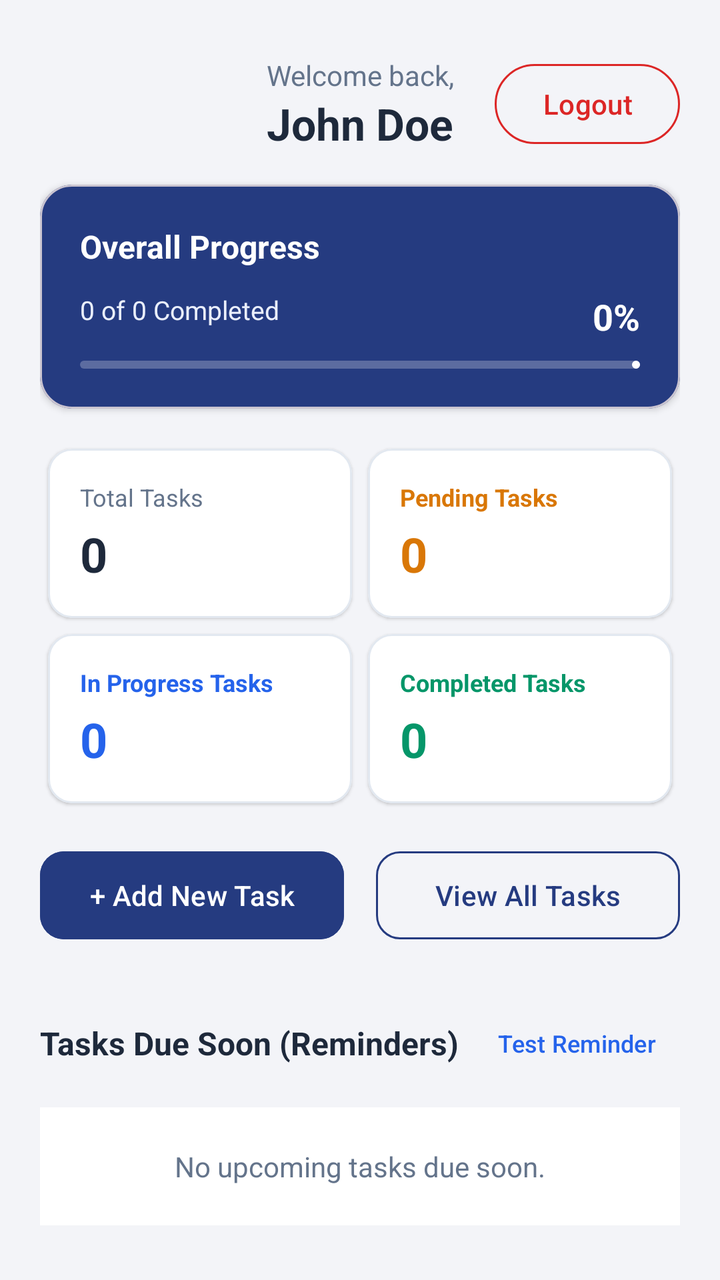
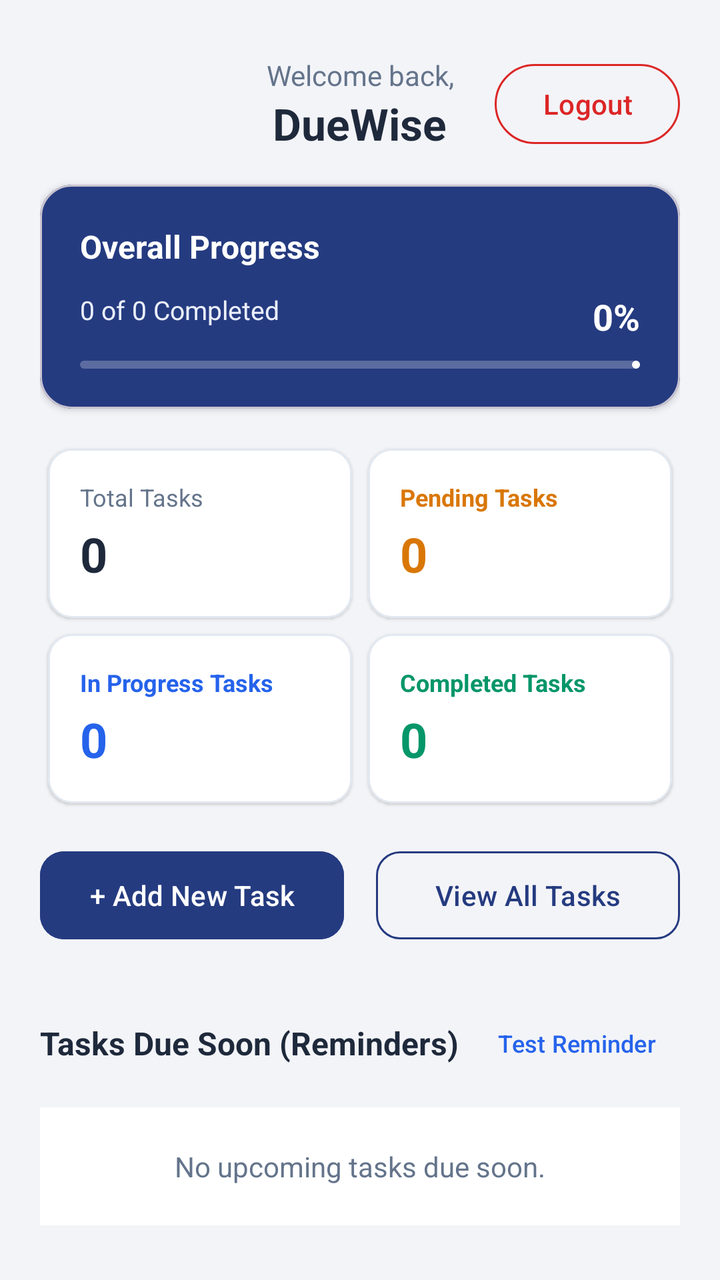

Two renders of the same Android screen: before a commit and after it. Below are the layout's source before the change and the commit's diff.
<!-- AndroidManifest.xml: application theme Theme.Assignment_Task_Management_app -->
<!-- res/layout/activity_dashboard.xml -->
<?xml version="1.0" encoding="utf-8"?>
<ScrollView xmlns:android="http://schemas.android.com/apk/res/android"
    xmlns:app="http://schemas.android.com/apk/res-auto"
    xmlns:tools="http://schemas.android.com/tools"
    android:layout_width="match_parent"
    android:layout_height="match_parent"
    android:background="@color/background"
    android:fillViewport="true">

    <LinearLayout
        android:layout_width="match_parent"
        android:layout_height="wrap_content"
        android:orientation="vertical"
        android:padding="20dp">

        
        <RelativeLayout
            android:layout_width="match_parent"
            android:layout_height="wrap_content"
            android:layout_marginTop="8dp"
            android:layout_marginBottom="16dp">

            <LinearLayout
                android:layout_width="wrap_content"
                android:layout_height="wrap_content"
                android:layout_centerInParent="true"
                android:gravity="center"
                android:orientation="vertical">

                <TextView
                    android:id="@+id/tvWelcomeBack"
                    android:layout_width="wrap_content"
                    android:layout_height="wrap_content"
                    android:gravity="center"
                    android:text="@string/welcome_back"
                    android:textColor="@color/text_secondary"
                    android:textSize="14sp" />

                <TextView
                    android:id="@+id/tvUserFullName"
                    android:layout_width="wrap_content"
                    android:layout_height="wrap_content"
                    android:gravity="center"
                    android:text="John Doe"
                    android:textColor="@color/text_primary"
                    android:textSize="22sp"
                    android:textStyle="bold" />
            </LinearLayout>

            <com.google.android.material.button.MaterialButton
                android:id="@+id/btnLogout"
                style="@style/Widget.Material3.Button.OutlinedButton"
                android:layout_width="wrap_content"
                android:layout_height="wrap_content"
                android:layout_alignParentEnd="true"
                android:layout_centerVertical="true"
                android:text="@string/logout"
                android:textColor="@color/error_red"
                app:strokeColor="@color/error_red" />
        </RelativeLayout>

        
        <com.google.android.material.card.MaterialCardView
            android:layout_width="match_parent"
            android:layout_height="wrap_content"
            android:layout_marginBottom="16dp"
            app:cardBackgroundColor="@color/primary"
            app:cardCornerRadius="16dp"
            app:cardElevation="2dp">

            <LinearLayout
                android:layout_width="match_parent"
                android:layout_height="wrap_content"
                android:orientation="vertical"
                android:padding="20dp">

                <TextView
                    android:layout_width="wrap_content"
                    android:layout_height="wrap_content"
                    android:text="@string/overall_progress"
                    android:textColor="@color/white"
                    android:textSize="16sp"
                    android:textStyle="bold" />

                <RelativeLayout
                    android:layout_width="match_parent"
                    android:layout_height="wrap_content"
                    android:layout_marginTop="12dp">

                    <TextView
                        android:id="@+id/tvProgressRatio"
                        android:layout_width="wrap_content"
                        android:layout_height="wrap_content"
                        android:layout_alignParentStart="true"
                        android:text="0 of 0 Completed"
                        android:textColor="@color/primary_light"
                        android:textSize="13sp" />

                    <TextView
                        android:id="@+id/tvProgressPercentage"
                        android:layout_width="wrap_content"
                        android:layout_height="wrap_content"
                        android:layout_alignParentEnd="true"
                        android:text="0%"
                        android:textColor="@color/white"
                        android:textSize="18sp"
                        android:textStyle="bold" />
                </RelativeLayout>

                <com.google.android.material.progressindicator.LinearProgressIndicator
                    android:id="@+id/progressIndicator"
                    android:layout_width="match_parent"
                    android:layout_height="10dp"
                    android:layout_marginTop="10dp"
                    android:progress="0"
                    app:indicatorColor="@color/white"
                    app:trackColor="#40FFFFFF"
                    app:trackCornerRadius="5dp" />
            </LinearLayout>
        </com.google.android.material.card.MaterialCardView>

        
        <GridLayout
            android:layout_width="match_parent"
            android:layout_height="wrap_content"
            android:columnCount="2"
            android:rowCount="2"
            android:useDefaultMargins="true">

            
            <com.google.android.material.card.MaterialCardView
                android:layout_width="0dp"
                android:layout_height="wrap_content"
                android:layout_columnWeight="1"
                android:layout_margin="4dp"
                app:cardBackgroundColor="@color/card_bg"
                app:cardCornerRadius="12dp"
                app:cardElevation="1dp"
                app:strokeColor="@color/divider"
                app:strokeWidth="1dp">

                <LinearLayout
                    android:layout_width="match_parent"
                    android:layout_height="wrap_content"
                    android:orientation="vertical"
                    android:padding="16dp">

                    <TextView
                        android:layout_width="wrap_content"
                        android:layout_height="wrap_content"
                        android:text="@string/total_tasks"
                        android:textColor="@color/text_secondary"
                        android:textSize="12sp" />

                    <TextView
                        android:id="@+id/tvStatTotal"
                        android:layout_width="wrap_content"
                        android:layout_height="wrap_content"
                        android:layout_marginTop="4dp"
                        android:text="0"
                        android:textColor="@color/text_primary"
                        android:textSize="24sp"
                        android:textStyle="bold" />
                </LinearLayout>
            </com.google.android.material.card.MaterialCardView>

            
            <com.google.android.material.card.MaterialCardView
                android:layout_width="0dp"
                android:layout_height="wrap_content"
                android:layout_columnWeight="1"
                android:layout_margin="4dp"
                app:cardBackgroundColor="@color/card_bg"
                app:cardCornerRadius="12dp"
                app:cardElevation="1dp"
                app:strokeColor="@color/divider"
                app:strokeWidth="1dp">

                <LinearLayout
                    android:layout_width="match_parent"
                    android:layout_height="wrap_content"
                    android:orientation="vertical"
                    android:padding="16dp">

                    <TextView
                        android:layout_width="wrap_content"
                        android:layout_height="wrap_content"
                        android:text="@string/pending_tasks"
                        android:textColor="@color/status_pending_text"
                        android:textSize="12sp"
                        android:textStyle="bold" />

                    <TextView
                        android:id="@+id/tvStatPending"
                        android:layout_width="wrap_content"
                        android:layout_height="wrap_content"
                        android:layout_marginTop="4dp"
                        android:text="0"
                        android:textColor="@color/status_pending_text"
                        android:textSize="24sp"
                        android:textStyle="bold" />
                </LinearLayout>
            </com.google.android.material.card.MaterialCardView>

            
            <com.google.android.material.card.MaterialCardView
                android:layout_width="0dp"
                android:layout_height="wrap_content"
                android:layout_columnWeight="1"
                android:layout_margin="4dp"
                app:cardBackgroundColor="@color/card_bg"
                app:cardCornerRadius="12dp"
                app:cardElevation="1dp"
                app:strokeColor="@color/divider"
                app:strokeWidth="1dp">

                <LinearLayout
                    android:layout_width="match_parent"
                    android:layout_height="wrap_content"
                    android:orientation="vertical"
                    android:padding="16dp">

                    <TextView
                        android:layout_width="wrap_content"
                        android:layout_height="wrap_content"
                        android:text="@string/in_progress_tasks"
                        android:textColor="@color/status_in_progress_text"
                        android:textSize="12sp"
                        android:textStyle="bold" />

                    <TextView
                        android:id="@+id/tvStatInProgress"
                        android:layout_width="wrap_content"
                        android:layout_height="wrap_content"
                        android:layout_marginTop="4dp"
                        android:text="0"
                        android:textColor="@color/status_in_progress_text"
                        android:textSize="24sp"
                        android:textStyle="bold" />
                </LinearLayout>
            </com.google.android.material.card.MaterialCardView>

            
            <com.google.android.material.card.MaterialCardView
                android:layout_width="0dp"
                android:layout_height="wrap_content"
                android:layout_columnWeight="1"
                android:layout_margin="4dp"
                app:cardBackgroundColor="@color/card_bg"
                app:cardCornerRadius="12dp"
                app:cardElevation="1dp"
                app:strokeColor="@color/divider"
                app:strokeWidth="1dp">

                <LinearLayout
                    android:layout_width="match_parent"
                    android:layout_height="wrap_content"
                    android:orientation="vertical"
                    android:padding="16dp">

                    <TextView
                        android:layout_width="wrap_content"
                        android:layout_height="wrap_content"
                        android:text="@string/completed_tasks"
                        android:textColor="@color/status_completed_text"
                        android:textSize="12sp"
                        android:textStyle="bold" />

                    <TextView
                        android:id="@+id/tvStatCompleted"
                        android:layout_width="wrap_content"
                        android:layout_height="wrap_content"
                        android:layout_marginTop="4dp"
                        android:text="0"
                        android:textColor="@color/status_completed_text"
                        android:textSize="24sp"
                        android:textStyle="bold" />
                </LinearLayout>
            </com.google.android.material.card.MaterialCardView>

        </GridLayout>

        
        <LinearLayout
            android:layout_width="match_parent"
            android:layout_height="wrap_content"
            android:layout_marginTop="16dp"
            android:orientation="horizontal">

            <com.google.android.material.button.MaterialButton
                android:id="@+id/btnAddNewTask"
                android:layout_width="0dp"
                android:layout_height="52dp"
                android:layout_marginEnd="8dp"
                android:layout_weight="1"
                android:backgroundTint="@color/primary"
                android:text="@string/add_new_task"
                android:textSize="14sp"
                app:cornerRadius="12dp" />

            <com.google.android.material.button.MaterialButton
                android:id="@+id/btnViewAllTasks"
                style="@style/Widget.Material3.Button.OutlinedButton"
                android:layout_width="0dp"
                android:layout_height="52dp"
                android:layout_marginStart="8dp"
                android:layout_weight="1"
                android:text="@string/view_all_tasks"
                android:textColor="@color/primary"
                android:textSize="14sp"
                app:cornerRadius="12dp"
                app:strokeColor="@color/primary" />
        </LinearLayout>

        
        <LinearLayout
            android:layout_width="match_parent"
            android:layout_height="wrap_content"
            android:layout_marginTop="24dp"
            android:orientation="vertical">

            <RelativeLayout
                android:layout_width="match_parent"
                android:layout_height="wrap_content">

                <TextView
                    android:layout_width="wrap_content"
                    android:layout_height="wrap_content"
                    android:layout_alignParentStart="true"
                    android:layout_centerVertical="true"
                    android:text="Tasks Due Soon (Reminders)"
                    android:textColor="@color/text_primary"
                    android:textSize="16sp"
                    android:textStyle="bold" />

                <com.google.android.material.button.MaterialButton
                    android:id="@+id/btnTestReminderNotification"
                    style="@style/Widget.Material3.Button.TextButton"
                    android:layout_width="wrap_content"
                    android:layout_height="wrap_content"
                    android:layout_alignParentEnd="true"
                    android:layout_centerVertical="true"
                    android:text="Test Reminder"
                    android:textColor="@color/accent"
                    android:textSize="12sp" />
            </RelativeLayout>

            <TextView
                android:id="@+id/tvNoDueSoonTasks"
                android:layout_width="match_parent"
                android:layout_height="wrap_content"
                android:layout_marginTop="8dp"
                android:background="@color/card_bg"
                android:padding="20dp"
                android:text="No upcoming tasks due soon."
                android:textAlignment="center"
                android:textColor="@color/text_secondary"
                android:textSize="14sp"
                android:visibility="visible" />

            <androidx.recyclerview.widget.RecyclerView
                android:id="@+id/rvDueSoonTasks"
                android:layout_width="match_parent"
                android:layout_height="wrap_content"
                android:layout_marginTop="8dp"
                android:nestedScrollingEnabled="false"
                android:visibility="gone"
                tools:listitem="@layout/item_task" />
        </LinearLayout>

    </LinearLayout>
</ScrollView>
<!-- res/layout/item_task.xml (included above) -->
<?xml version="1.0" encoding="utf-8"?>
<androidx.cardview.widget.CardView xmlns:android="http://schemas.android.com/apk/res/android"
    xmlns:app="http://schemas.android.com/apk/res-auto"
    android:layout_width="match_parent"
    android:layout_height="wrap_content"
    android:layout_marginTop="6dp"
    android:layout_marginBottom="6dp"
    android:foreground="?attr/selectableItemBackground"
    app:cardBackgroundColor="@color/card_bg"
    app:cardCornerRadius="16dp"
    app:cardElevation="2dp">

    <RelativeLayout
        android:layout_width="match_parent"
        android:layout_height="wrap_content"
        android:padding="16dp">

        <LinearLayout
            android:id="@+id/ll_task_header"
            android:layout_width="wrap_content"
            android:layout_height="wrap_content"
            android:layout_alignParentStart="true"
            android:layout_toStartOf="@id/iv_arrow"
            android:orientation="vertical">

            <TextView
                android:id="@+id/tv_item_title"
                android:layout_width="wrap_content"
                android:layout_height="wrap_content"
                android:text="History Essay"
                android:textColor="@color/text_primary"
                android:textSize="16sp"
                android:textStyle="bold" />

            <TextView
                android:id="@+id/tv_item_description"
                android:layout_width="wrap_content"
                android:layout_height="wrap_content"
                android:layout_marginTop="2dp"
                android:ellipsize="end"
                android:maxLines="2"
                android:textColor="@color/text_secondary"
                android:textSize="12sp"
                android:visibility="gone" />

            
            <LinearLayout
                android:layout_width="wrap_content"
                android:layout_height="wrap_content"
                android:layout_marginTop="6dp"
                android:gravity="center_vertical"
                android:orientation="horizontal">

                <TextView
                    android:id="@+id/tv_item_due_date"
                    android:layout_width="wrap_content"
                    android:layout_height="wrap_content"
                    android:text="Due Oct 27"
                    android:textColor="@color/text_secondary"
                    android:textSize="12sp" />

                <TextView
                    android:layout_width="wrap_content"
                    android:layout_height="wrap_content"
                    android:layout_marginStart="4dp"
                    android:layout_marginEnd="4dp"
                    android:text="•"
                    android:textColor="@color/text_muted"
                    android:textSize="12sp" />

                <TextView
                    android:id="@+id/tv_item_priority"
                    android:layout_width="wrap_content"
                    android:layout_height="wrap_content"
                    android:background="@drawable/bg_priority_high"
                    android:paddingStart="8dp"
                    android:paddingTop="2dp"
                    android:paddingEnd="8dp"
                    android:paddingBottom="2dp"
                    android:text="High"
                    android:textColor="@color/priority_high_text"
                    android:textSize="11sp"
                    android:textStyle="bold" />

                <TextView
                    android:id="@+id/tv_item_status"
                    android:layout_width="wrap_content"
                    android:layout_height="wrap_content"
                    android:layout_marginStart="6dp"
                    android:background="@drawable/bg_status_pending"
                    android:paddingStart="8dp"
                    android:paddingTop="2dp"
                    android:paddingEnd="8dp"
                    android:paddingBottom="2dp"
                    android:text="Pending"
                    android:textColor="@color/status_pending_text"
                    android:textSize="11sp"
                    android:textStyle="bold" />

            </LinearLayout>

        </LinearLayout>

        <ImageView
            android:id="@+id/iv_arrow"
            android:layout_width="24dp"
            android:layout_height="24dp"
            android:layout_alignParentEnd="true"
            android:layout_centerVertical="true"
            android:contentDescription="Open Task Details"
            android:src="@drawable/ic_chevron_right"
            app:tint="@color/text_muted" />

    </RelativeLayout>
</androidx.cardview.widget.CardView>
<!-- resources referenced by this layout -->
<resources>
  <color name="accent">#2563EB</color>
  <color name="background">#F3F4F8</color>
  <color name="card_bg">#FFFFFF</color>
  <color name="divider">#E2E8F0</color>
  <color name="error_red">#DC2626</color>
  <color name="primary">#253B80</color>
  <color name="primary_light">#EAEFFC</color>
  <color name="priority_high_text">#DC2626</color>
  <color name="status_completed_text">#059669</color>
  <color name="status_in_progress_text">#2563EB</color>
  <color name="status_pending_text">#D97706</color>
  <color name="text_muted">#94A3B8</color>
  <color name="text_primary">#1E293B</color>
  <color name="text_secondary">#64748B</color>
  <color name="white">#FFFFFFFF</color>
  <!-- drawable bg_priority_high (drawable) -->
  <?xml version="1.0" encoding="utf-8"?>
  <shape xmlns:android="http://schemas.android.com/apk/res/android"
      android:shape="rectangle">
      <solid android:color="@color/priority_high_bg" />
      <corners android:radius="8dp" />
  </shape>
  <!-- drawable bg_status_pending (drawable) -->
  <?xml version="1.0" encoding="utf-8"?>
  <shape xmlns:android="http://schemas.android.com/apk/res/android"
      android:shape="rectangle">
      <solid android:color="@color/status_pending_bg" />
      <corners android:radius="8dp" />
  </shape>
  <!-- drawable ic_chevron_right (drawable) -->
  <vector xmlns:android="http://schemas.android.com/apk/res/android"
      android:width="24dp"
      android:height="24dp"
      android:viewportWidth="24"
      android:viewportHeight="24">
    <path
        android:fillColor="#FF000000"
        android:pathData="M10,6L8.59,7.41 13.17,12l-4.58,4.59L10,18l6,-6z"/>
  </vector>
  <string name="add_new_task">+ Add New Task</string>
  <string name="completed_tasks">Completed Tasks</string>
  <string name="in_progress_tasks">In Progress Tasks</string>
  <string name="logout">Logout</string>
  <string name="overall_progress">Overall Progress</string>
  <string name="pending_tasks">Pending Tasks</string>
  <string name="total_tasks">Total Tasks</string>
  <string name="view_all_tasks">View All Tasks</string>
  <string name="welcome_back">Welcome back,</string>
  <style name="Theme.Assignment_Task_Management_app" parent="Base.Theme.Assignment_Task_Management_app" />
  <color name="priority_high_bg">#FEE2E2</color>
  <color name="status_pending_bg">#FEF3C7</color>
  <style name="Base.Theme.Assignment_Task_Management_app" parent="Theme.Material3.DayNight.NoActionBar">
          <item name="colorPrimary">@color/navy_primary</item>
          <item name="colorPrimaryDark">@color/navy_header</item>
          <item name="colorAccent">@color/accent</item>
          <item name="android:statusBarColor">@color/navy_header</item>
          <item name="android:windowBackground">@color/background</item>
      </style>
  <color name="navy_primary">#253B80</color>
  <color name="navy_header">#1E2250</color>
</resources>

<!-- the commit's change to res/layout/activity_dashboard.xml (unified diff, before → after) -->
@@ -41,7 +41,7 @@
                     android:layout_width="wrap_content"
                     android:layout_height="wrap_content"
                     android:gravity="center"
-                    android:text="John Doe"
+                    android:text="@string/app_name"
                     android:textColor="@color/text_primary"
                     android:textSize="22sp"
                     android:textStyle="bold" />
<!-- resource entries referenced after the edit -->
@@ -40,6 +40,7 @@
         android:pathData="M10,6L8.59,7.41 13.17,12l-4.58,4.59L10,18l6,-6z"/>
   </vector>
   <string name="add_new_task">+ Add New Task</string>
+  <string name="app_name">DueWise</string>
   <string name="completed_tasks">Completed Tasks</string>
   <string name="in_progress_tasks">In Progress Tasks</string>
   <string name="logout">Logout</string>
